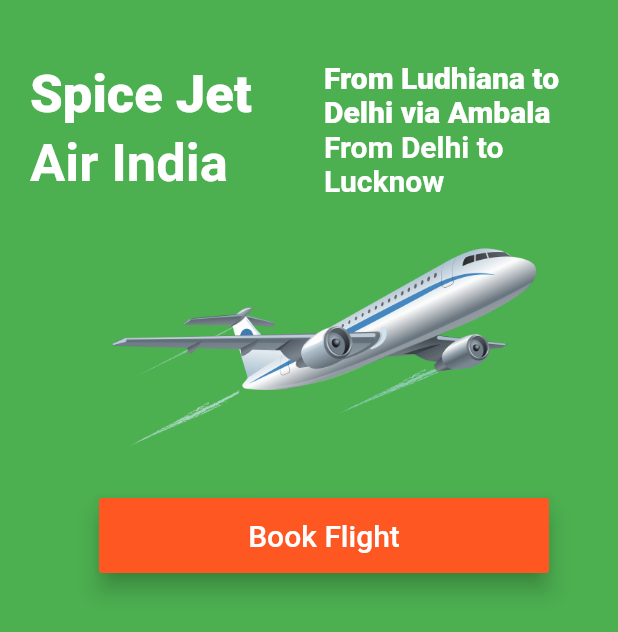
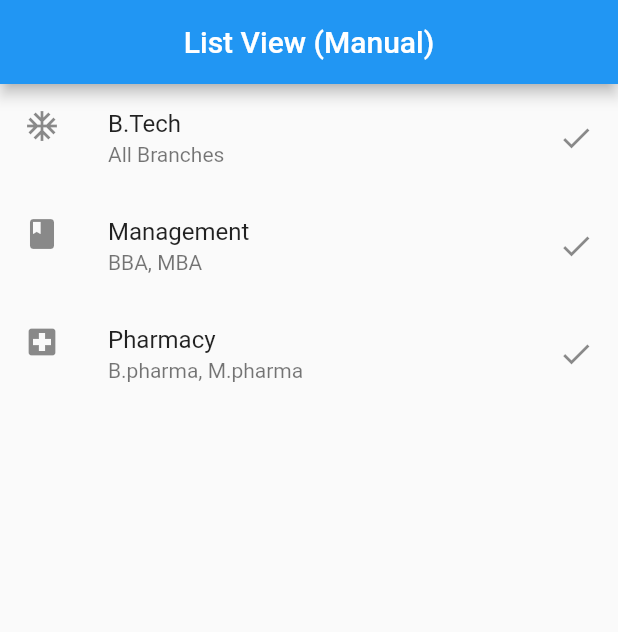
Before and after one commit to rathorerahul586/flutter_app, a Flutter app: the screen it shows after launch, on a phone screen of 412 x 824 dp. Shown: the top 632 px of the screen. Run offline on Flutter 3.47's test engine with Material 2 defaults, Android fonts, the phone set to English and light mode, and no system bars; Roboto replaces fonts that are missing (ZCOOLXiaoWei).

Commit message:
2.7 List View (Manual Items)

```diff
--- /dev/null
+++ b/lib/app_screens/exploring_list.dart
@@ -0,0 +1,44 @@
+import "package:flutter/material.dart";
+
+class ExploringList extends StatelessWidget{
+
+
+  @override
+  Widget build(BuildContext context) {
+    return Scaffold(
+        appBar: AppBar(
+          title: Text("List View (Manual)"),
+          centerTitle: true,
+        ),
+        body: listItems()
+    );
+  }
+}
+
+Widget listItems(){
+  var listView  = ListView(
+    children: <Widget>[
+      ListTile(
+        leading: Icon(Icons.ac_unit),
+        title: Text("B.Tech"),
+        subtitle: Text("All Branches"),
+        trailing: Icon(Icons.check),
+      ),
+
+      ListTile(
+        leading: Icon(Icons.book),
+        title: Text("Management"),
+        subtitle: Text("BBA, MBA"),
+        trailing: Icon(Icons.check),
+      ),
+
+      ListTile(
+        leading: Icon(Icons.local_hospital),
+        title: Text("Pharmacy"),
+        subtitle: Text("B.pharma, M.pharma"),
+        trailing: Icon(Icons.check),
+      )
+    ],
+  );
+  return listView;
+}
--- a/lib/app_screens/first_screen.dart
+++ b/lib/app_screens/first_screen.dart
@@ -3,6 +3,41 @@ import "package:flutter/material.dart";
 class MyFirstFlatter extends StatelessWidget {
   @override
   Widget build(BuildContext context) {
+    return Scaffold(
+      appBar: AppBar(
+        title: Text("Explore Wigets"),
+      ),
+      body: mainBody(context),
+    );
+  }
+  Container flightImage(){
+    AssetImage assetImage = AssetImage('images/flight.png');
+    Image flightTakeOff = Image(image: assetImage, width: 300, height: 200,);
+    return Container(child: flightTakeOff);
+  }
+  Container bookingBtn(BuildContext context){
+    return Container(
+      width: 300.0,
+      height: 50.0,
+      child: RaisedButton(
+        color: Colors.deepOrange,
+        elevation: 6.0,
+        child: Text(
+          "Book Flight",
+          style: TextStyle(
+            color: Colors.white,
+            fontSize: 20.0,
+            fontFamily: 'ZCOOLXiaoWei'
+          ),
+        ),
+        onPressed: (){
+            bookFlight(context);
+        },
+      ),
+    );
+  }
+
+  Center mainBody(BuildContext context){
     return Center(
       child: Container(
         color: Colors.green,
@@ -66,33 +101,6 @@ class MyFirstFlatter extends StatelessWidget {
       ),
     );
   }
-  Container flightImage(){
-    AssetImage assetImage = AssetImage('images/flight.png');
-    Image flightTakeOff = Image(image: assetImage, width: 300, height: 200,);
-    return Container(child: flightTakeOff);
-  }
-
-  Container bookingBtn(BuildContext context){
-    return Container(
-      width: 300.0,
-      height: 50.0,
-      child: RaisedButton(
-        color: Colors.deepOrange,
-        elevation: 6.0,
-        child: Text(
-          "Book Flight",
-          style: TextStyle(
-            color: Colors.white,
-            fontSize: 20.0,
-            fontFamily: 'ZCOOLXiaoWei'
-          ),
-        ),
-        onPressed: (){
-            bookFlight(context);
-        },
-      ),
-    );
-  }
 
   void bookFlight(BuildContext context){
     var alertDilog = AlertDialog(
--- a/lib/main.dart
+++ b/lib/main.dart
@@ -1,5 +1,7 @@
 import "package:flutter/material.dart";
 import 'package:flutter_app/app_screens/first_screen.dart';
+
+import 'app_screens/exploring_list.dart';
 
 
 void main() {
@@ -7,8 +9,8 @@ void main() {
     MaterialApp(
       debugShowCheckedModeBanner: false,
       title: "Exploring Widgets",
-      home: (
-          MyFirstFlatter()
+      home: Scaffold(
+        body: ExploringList(),
       ),
     )
   );
```
Lines whose indentation alone changed are shown as unchanged.
